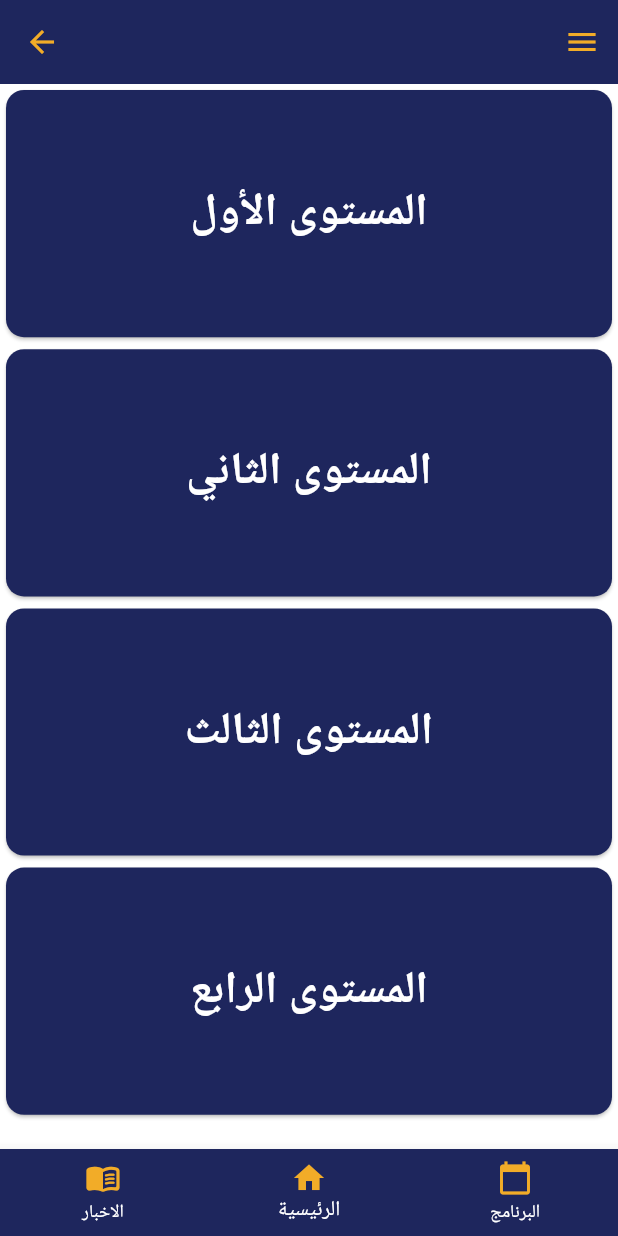
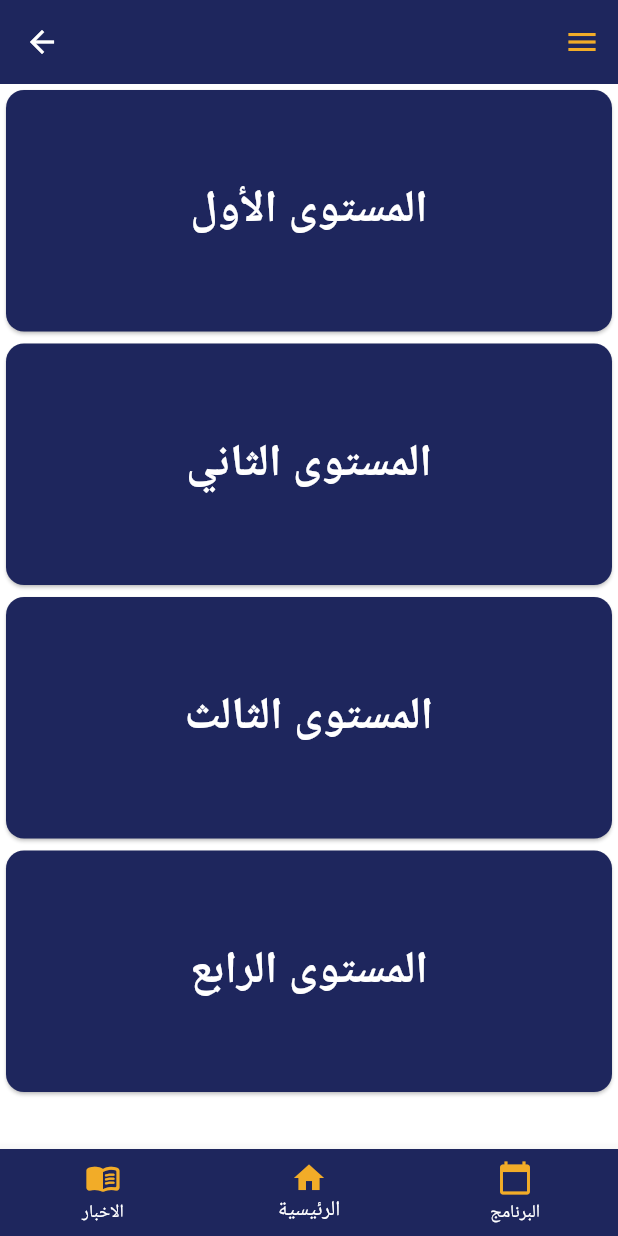
Before and after one commit to mohamadnourpro1/university-courses, a Flutter app: the LevelScreen screen opened by its route, on a phone screen of 412 x 824 dp. Run offline on Flutter 3.47's test engine with Material 3 defaults, Android fonts, the phone set to English and light mode, and no system bars; Roboto replaces fonts that are missing (Lemonaries).

```diff
--- a/lib/src/screens/level-screen/level-screen.dart
+++ b/lib/src/screens/level-screen/level-screen.dart
@@ -10,8 +10,8 @@
   @override
   Widget build(BuildContext context) {
     return Scaffold(
-      appBar: MyAppBar(),
-      body: ScrollViewWidgetCard(),
+     appBar: MyAppBar(showBackButton: false),
+     body: ScrollViewWidgetCard(),
       endDrawer: MyEndDrawer(),
       bottomNavigationBar: MyBottomNavigationBar(),
     );
--- a/lib/src/screens/level-screen/widget/card_level.dart.dart
+++ b/lib/src/screens/level-screen/widget/card_level.dart.dart
@@ -10,8 +10,8 @@
 
   @override
   Widget build(BuildContext context) {
-    double screenHeight = MediaQuery.of(context).size.height;
-    double cardHeight = screenHeight / 5;
+       final screenHeight = MediaQuery.of(context).size.height-180;
+
     final theme = Theme.of(context);
 
     return Card(
@@ -24,7 +24,7 @@
           Navigator.of(context).pushNamed('Login/Level/SelectSeason/');
         },
         child: Container(
-          height: cardHeight,
+          height: screenHeight * 0.250,
           alignment: Alignment.center,
           child: Text(
             levelText,
```
Also changed, not shown: 3 other files.
